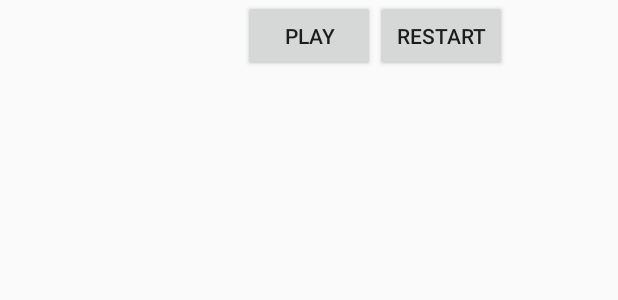
After one commit to dretta/SieveOfEratosthenes, an Android app: the layout action_bar.xml on its own in the app's theme, with its tools: preview values and no code run, on a phone screen of 412 x 824 dp. The commit adds this screen. Shown: the top 300 px of the screen. Run offline under Robolectric (Android 15) with nearby library versions, the phone set to English and light mode, and no system bars.

```diff
--- /dev/null
+++ b/app/src/main/res/layout/action_bar.xml
@@ -0,0 +1,20 @@
+<?xml version="1.0" encoding="utf-8"?>
+<RelativeLayout xmlns:android="http://schemas.android.com/apk/res/android"
+    android:layout_width="match_parent" android:layout_height="match_parent">
+
+    <Button
+        android:layout_width="wrap_content"
+        android:layout_height="wrap_content"
+        android:text="Play"
+        android:id="@+id/button"
+        android:layout_alignParentTop="true"
+        android:layout_centerHorizontal="true" />
+
+    <Button
+        android:layout_width="wrap_content"
+        android:layout_height="wrap_content"
+        android:text="Restart"
+        android:id="@+id/button2"
+        android:layout_alignParentTop="true"
+        android:layout_toEndOf="@+id/button" />
+</RelativeLayout>
```
Also changed, not shown: app/src/main/java/com/daniel/sieveoferatosthenes/ImageAdapter.java (added, +57 -0 lines), app/src/main/java/com/daniel/sieveoferatosthenes/MainActivity.java (+63 -2 lines), app/src/main/res/layout/activity_main.xml (+28 -9 lines), app/src/main/res/menu/menu_main.xml (+16 -6 lines), 1 other file.
